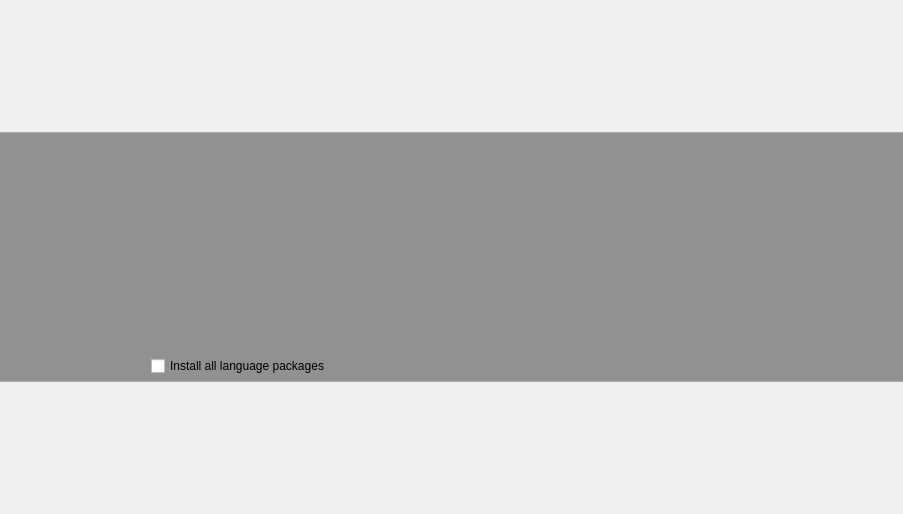
Before: the Qt Designer form yali/gui/Ui/summarywidget.ui in dadas45li/yali, drawn with Qt 5.
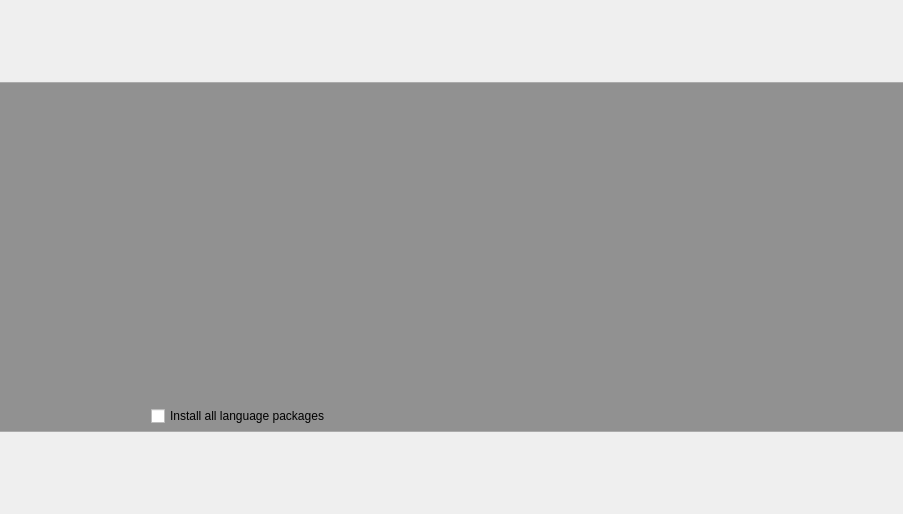
After: the same form once the commit is applied.

```diff
--- a/yali/gui/Ui/summarywidget.ui
+++ b/yali/gui/Ui/summarywidget.ui
@@ -34,13 +34,13 @@
      <property name="minimumSize">
       <size>
        <width>600</width>
-       <height>250</height>
+       <height>350</height>
       </size>
      </property>
      <property name="maximumSize">
       <size>
        <width>16777215</width>
-       <height>250</height>
+       <height>350</height>
       </size>
      </property>
      <property name="styleSheet">
```
